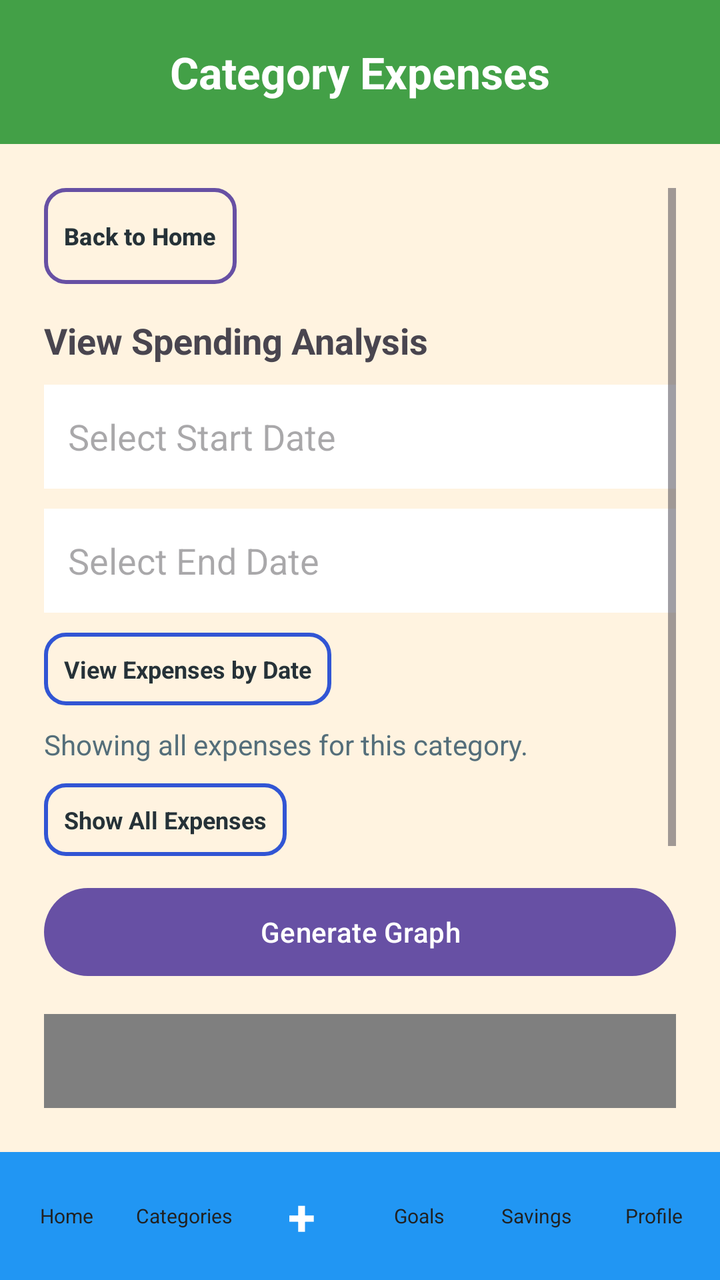
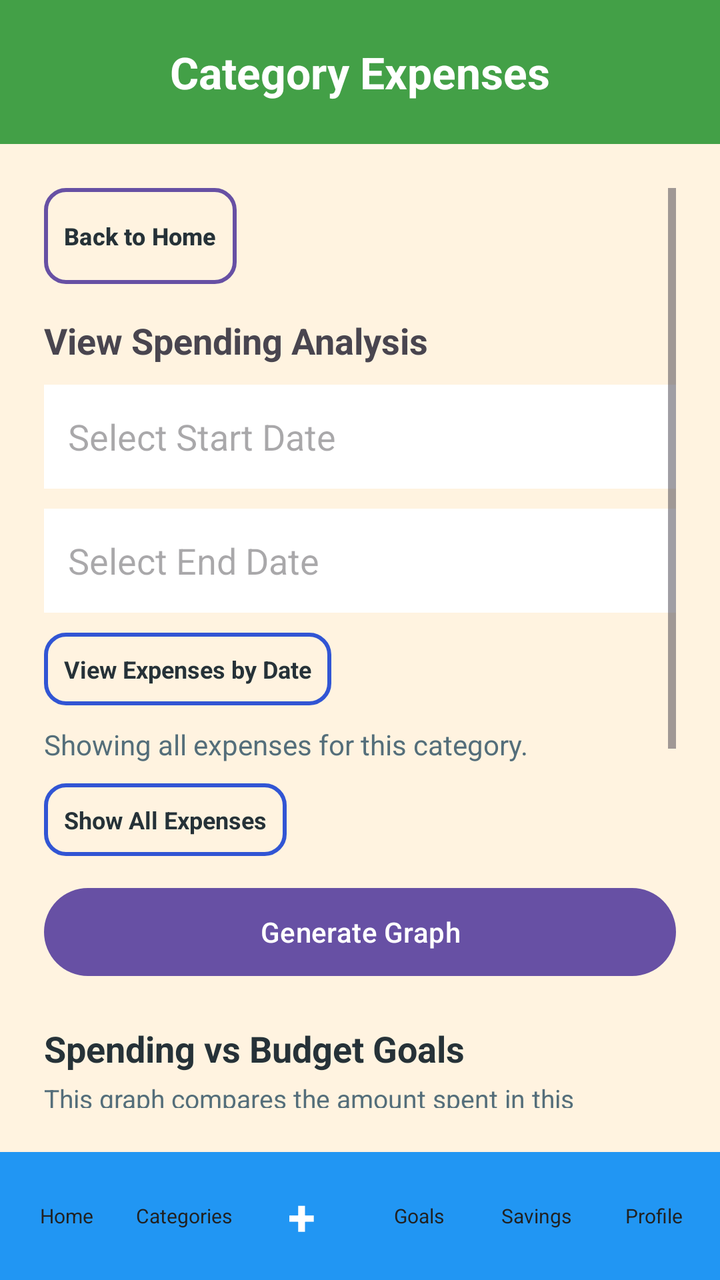

The first picture is an Android layout as it rendered before a commit; the second is the same layout after the commit. The layout source and the unified diff follow.
<!-- AndroidManifest.xml: application theme Theme.BudgetQuest -->
<!-- res/layout/activity_expense_list.xml -->
<?xml version="1.0" encoding="utf-8"?>
<LinearLayout xmlns:android="http://schemas.android.com/apk/res/android"
    android:id="@+id/main"
    android:layout_width="match_parent"
    android:layout_height="match_parent"
    android:orientation="vertical"
    android:background="#FFF3E0">

    
    <LinearLayout
        android:layout_width="match_parent"
        android:layout_height="72dp"
        android:gravity="center"
        android:background="#43A047">

        <TextView
            android:id="@+id/tvExpenseListTitle"
            android:layout_width="wrap_content"
            android:layout_height="wrap_content"
            android:text="Category Expenses"
            android:textColor="#FFFFFF"
            android:textSize="22sp"
            android:textStyle="bold" />
    </LinearLayout>

    
    <ScrollView
        android:layout_width="match_parent"
        android:layout_height="0dp"
        android:layout_weight="1"
        android:padding="22dp">

        <LinearLayout
            android:layout_width="match_parent"
            android:layout_height="wrap_content"
            android:orientation="vertical">

            
            
            <Button
                android:id="@+id/btnBackHome"
                android:layout_width="wrap_content"
                android:layout_height="wrap_content"
                android:text="Back to Home"
                android:textAllCaps="false"
                android:textSize="12sp"
                android:textStyle="bold"
                android:textColor="#263238"
                android:padding="10dp"
                android:background="@drawable/loginbtn_outline"
                android:layout_marginBottom="16dp" />

            
            <TextView
                android:layout_width="match_parent"
                android:layout_height="wrap_content"
                android:text="View Spending Analysis"
                android:textSize="18sp"
                android:textStyle="bold"
                android:layout_marginBottom="10dp"/>

            <EditText
                android:id="@+id/edtStartDate"
                android:layout_width="match_parent"
                android:layout_height="52dp"
                android:layout_marginBottom="10dp"
                android:background="#FFFFFF"
                android:focusable="false"
                android:hint="Select Start Date"
                android:padding="12dp"/>

            <EditText
                android:id="@+id/edtEndDate"
                android:layout_width="match_parent"
                android:layout_height="52dp"
                android:layout_marginBottom="10dp"
                android:background="#FFFFFF"
                android:focusable="false"
                android:hint="Select End Date"
                android:padding="12dp"/>

            <TextView
                android:id="@+id/btnViewExpensesByDate"
                android:layout_width="wrap_content"
                android:layout_height="wrap_content"
                android:text="View Expenses by Date"
                android:textSize="12sp"
                android:textStyle="bold"
                android:textColor="#263238"
                android:padding="10dp"
                android:background="@drawable/loginbtn_outline"
                android:layout_marginBottom="10dp" />

            <TextView
                android:id="@+id/tvDateFilterStatus"
                android:layout_width="match_parent"
                android:layout_height="wrap_content"
                android:text="@string/showing_all_expenses_for_this_category"
                android:textColor="#546E7A"
                android:textSize="14sp"
                android:layout_marginBottom="10dp" />

            
            <TextView
                android:id="@+id/btnShowAllExpenses"
                android:layout_width="wrap_content"
                android:layout_height="wrap_content"
                android:text="Show All Expenses"
                android:textSize="12sp"
                android:textStyle="bold"
                android:textColor="#263238"
                android:padding="10dp"
                android:background="@drawable/loginbtn_outline"
                android:layout_marginBottom="12dp" />

            <Button
                android:id="@+id/btnGenerateGraph"
                android:layout_width="match_parent"
                android:layout_height="52dp"
                android:text="Generate Graph"
                android:textAllCaps="false"/>

            <com.github.mikephil.charting.charts.BarChart
                android:id="@+id/barChart"
                android:layout_width="match_parent"
                android:layout_height="250dp"
                android:layout_marginTop="15dp"
                android:layout_marginBottom="20dp"/>


            
            <LinearLayout
                android:id="@+id/expenseListContainer"
                android:layout_width="match_parent"
                android:layout_height="wrap_content"
                android:orientation="vertical" />

        </LinearLayout>
    </ScrollView>

    
    <include layout="@layout/view_bottom_navigation" />

</LinearLayout>
<!-- res/layout/view_bottom_navigation.xml (included above) -->
<?xml version="1.0" encoding="utf-8"?>
<LinearLayout xmlns:android="http://schemas.android.com/apk/res/android"
    android:id="@+id/bottomNavigationBar"
    android:layout_width="match_parent"
    android:layout_height="64dp"
    android:orientation="horizontal"
    android:gravity="center"
    android:background="#2196F3"
    android:paddingStart="4dp"
    android:paddingEnd="4dp">

    <TextView
        android:id="@+id/navHome"
        android:layout_width="0dp"
        android:layout_height="match_parent"
        android:layout_weight="1"
        android:gravity="center"
        android:text="Home"
        android:textColor="#212121"
        android:textSize="10sp" />

    <TextView
        android:id="@+id/navCategories"
        android:layout_width="0dp"
        android:layout_height="match_parent"
        android:layout_weight="1"
        android:gravity="center"
        android:text="Categories"
        android:textColor="#212121"
        android:textSize="10sp" />

    <TextView
        android:id="@+id/navAddExpense"
        android:layout_width="0dp"
        android:layout_height="match_parent"
        android:layout_weight="1"
        android:gravity="center"
        android:text="+"
        android:textColor="#FFFFFF"
        android:textSize="25sp"
        android:textStyle="bold" />

    <TextView
        android:id="@+id/navGoals"
        android:layout_width="0dp"
        android:layout_height="match_parent"
        android:layout_weight="1"
        android:gravity="center"
        android:text="Goals"
        android:textColor="#212121"
        android:textSize="10sp" />

    <TextView
        android:id="@+id/navSavingsDebt"
        android:layout_width="0dp"
        android:layout_height="match_parent"
        android:layout_weight="1"
        android:gravity="center"
        android:text="Savings"
        android:textColor="#212121"
        android:textSize="10sp" />

    <TextView
        android:id="@+id/navProfile"
        android:layout_width="0dp"
        android:layout_height="match_parent"
        android:layout_weight="1"
        android:gravity="center"
        android:text="Profile"
        android:textColor="#212121"
        android:textSize="10sp" />

</LinearLayout>
<!-- resources referenced by this layout -->
<resources>
  <!-- drawable loginbtn_outline (drawable) -->
  <shape xmlns:android="http://schemas.android.com/apk/res/android">
      <solid android:color="@android:color/transparent" />
      <corners android:radius="10dp" />
      <stroke
          android:width="2dp"
          android:color="#3155D4" />
  </shape>
  <string name="showing_all_expenses_for_this_category">Showing all expenses for this category.</string>
  <style name="Theme.BudgetQuest" parent="Base.Theme.BudgetQuest" />
  <style name="Base.Theme.BudgetQuest" parent="Theme.Material3.DayNight.NoActionBar">
          
          
      </style>
</resources>

<!-- the commit's change to res/layout/activity_expense_list.xml (unified diff, before → after) -->
@@ -119,6 +119,35 @@
                 android:layout_height="52dp"
                 android:text="Generate Graph"
                 android:textAllCaps="false"/>
+
+            <TextView
+                android:id="@+id/tvGraphHeading"
+                android:layout_width="match_parent"
+                android:layout_height="wrap_content"
+                android:text="Spending vs Budget Goals"
+                android:textSize="18sp"
+                android:textStyle="bold"
+                android:textColor="#263238"
+                android:layout_marginTop="20dp"
+                android:layout_marginBottom="4dp"/>
+
+            <TextView
+                android:id="@+id/tvGraphDescription"
+                android:layout_width="match_parent"
+                android:layout_height="wrap_content"
+                android:text="This graph compares the amount spent in this category against your maximum amount set."
+                android:textSize="13sp"
+                android:textColor="#546E7A"
+                android:layout_marginBottom="10dp"/>
+
+            <TextView
+                android:id="@+id/tvGraphSummary"
+                android:layout_width="match_parent"
+                android:layout_height="wrap_content"
+                android:textStyle="bold"
+                android:textSize="15sp"
+                android:textColor="#263238"
+                android:layout_marginBottom="10dp"/>
 
             <com.github.mikephil.charting.charts.BarChart
                 android:id="@+id/barChart"
